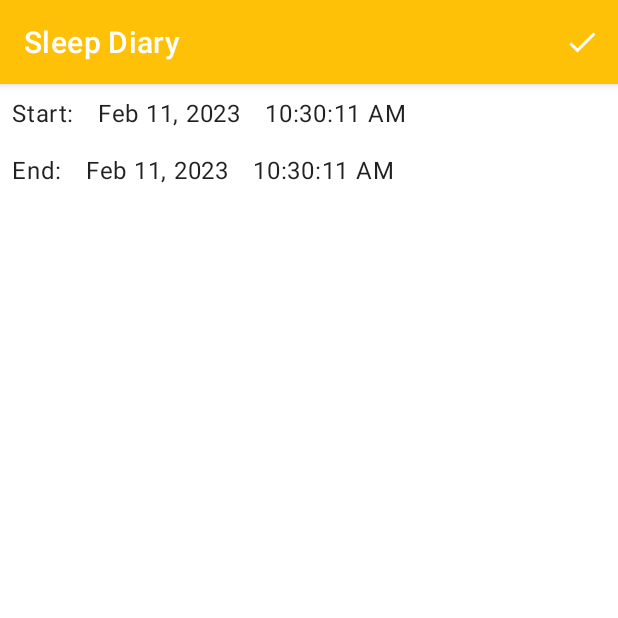
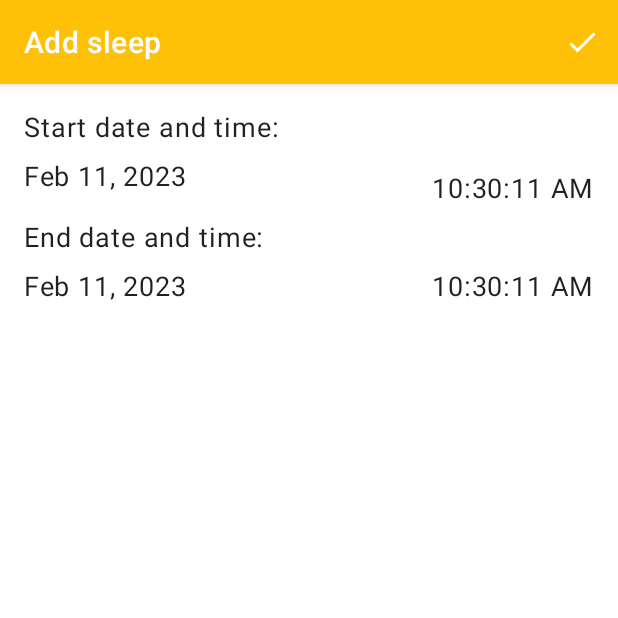
Before and after one commit to GKsenon/sleep-diary, an Android app: the SleepCreationFragment screen opened through its navigation route, on a phone screen of 412 x 824 dp, the top half of it. Run offline under Robolectric (Android 15) with nearby library versions, the light colour scheme and no system bars; our stand-ins replace Dagger/Hilt's generated code, Room's generated code.

Commit message:
Design update for sleep creation

```diff
--- a/app/src/main/res/layout/fragment_sleep_creation.xml
+++ b/app/src/main/res/layout/fragment_sleep_creation.xml
@@ -16,64 +16,82 @@
             android:layout_width="match_parent"
             android:layout_height="wrap_content"
             app:menu="@menu/manual_sleep_creation"
-            app:title="@string/app_name" />
+            app:title="@string/add_sleep" />
 
     </com.google.android.material.appbar.AppBarLayout>
 
     <TextView
-        android:id="@+id/start_label"
-        android:layout_width="wrap_content"
+        android:id="@+id/start_date_time_label"
+        style="@style/Theme.SleepDiary.DateTimeTextView"
+        android:textSize="18sp"
+        android:layout_width="match_parent"
         android:layout_height="wrap_content"
-        android:padding="8dp"
-        android:text="@string/start_time"
-        android:textAppearance="@style/TextAppearance.MaterialComponents.Body1"
-        app:layout_constraintStart_toStartOf="parent"
+        android:layout_marginStart="16dp"
+        android:layout_marginTop="16dp"
+        android:layout_marginEnd="16dp"
+        android:layout_marginBottom="8dp"
+        android:text="@string/start_date_time"
         app:layout_constraintTop_toBottomOf="@id/app_bar" />
 
     <TextView
         android:id="@+id/start_date"
+        style="@style/Theme.SleepDiary.DateTimeTextView"
         android:layout_width="wrap_content"
         android:layout_height="wrap_content"
-        android:padding="8dp"
-        android:textAppearance="@style/TextAppearance.MaterialComponents.Body1"
-        app:layout_constraintStart_toEndOf="@id/start_label"
-        app:layout_constraintTop_toBottomOf="@id/app_bar" />
+        android:paddingStart="16dp"
+        android:paddingTop="8dp"
+        android:paddingEnd="8dp"
+        android:paddingBottom="8dp"
+        app:layout_constraintStart_toStartOf="parent"
+        app:layout_constraintTop_toBottomOf="@id/start_date_time_label" />
 
     <TextView
         android:id="@+id/start_time"
+        style="@style/Theme.SleepDiary.DateTimeTextView"
         android:layout_width="wrap_content"
         android:layout_height="wrap_content"
-        android:padding="8dp"
-        android:textAppearance="@style/TextAppearance.MaterialComponents.Body1"
-        app:layout_constraintStart_toEndOf="@id/start_date"
-        app:layout_constraintTop_toBottomOf="@id/app_bar" />
+        android:paddingStart="8dp"
+        android:paddingTop="16dp"
+        android:paddingEnd="16dp"
+        android:paddingBottom="8dp"
+        app:layout_constraintEnd_toEndOf="parent"
+        app:layout_constraintTop_toBottomOf="@id/start_date_time_label" />
 
     <TextView
-        android:id="@+id/end_label"
-        android:layout_width="wrap_content"
+        android:id="@+id/end_date_time_label"
+        style="@style/Theme.SleepDiary.DateTimeTextView"
+        android:textSize="18sp"
+        android:layout_width="match_parent"
         android:layout_height="wrap_content"
-        android:padding="8dp"
-        android:text="@string/end_time"
-        android:textAppearance="@style/TextAppearance.MaterialComponents.Body1"
-        app:layout_constraintStart_toStartOf="parent"
-        app:layout_constraintTop_toBottomOf="@id/start_label" />
+        android:layout_marginStart="16dp"
+        android:layout_marginTop="8dp"
+        android:layout_marginEnd="16dp"
+        android:layout_marginBottom="8dp"
+        android:text="@string/end_date_time"
+        app:layout_constraintTop_toBottomOf="@id/start_date" />
 
     <TextView
         android:id="@+id/end_date"
+        style="@style/Theme.SleepDiary.DateTimeTextView"
         android:layout_width="wrap_content"
         android:layout_height="wrap_content"
-        android:padding="8dp"
-        android:textAppearance="@style/TextAppearance.MaterialComponents.Body1"
-        app:layout_constraintStart_toEndOf="@id/end_label"
-        app:layout_constraintTop_toBottomOf="@id/start_label" />
+        android:paddingStart="16dp"
+        android:paddingTop="8dp"
+        android:paddingEnd="8dp"
+        android:paddingBottom="16dp"
+        app:layout_constraintStart_toStartOf="parent"
+        app:layout_constraintTop_toBottomOf="@id/end_date_time_label" />
 
     <TextView
         android:id="@+id/end_time"
+        style="@style/Theme.SleepDiary.DateTimeTextView"
         android:layout_width="wrap_content"
         android:layout_height="wrap_content"
-        android:padding="8dp"
-        android:textAppearance="@style/TextAppearance.MaterialComponents.Body1"
-        app:layout_constraintStart_toEndOf="@id/end_date"
-        app:layout_constraintTop_toBottomOf="@id/start_label" />
+        android:paddingStart="8dp"
+        android:paddingTop="8dp"
+        android:paddingEnd="16dp"
+        android:paddingBottom="16dp"
+        app:layout_constraintEnd_toEndOf="parent"
+        app:layout_constraintTop_toBottomOf="@id/end_date_time_label" />
 
 </androidx.constraintlayout.widget.ConstraintLayout>
--- a/app/src/main/res/values/strings.xml
+++ b/app/src/main/res/values/strings.xml
@@ -2,8 +2,9 @@
     <string name="app_name">Sleep Diary</string>
     <string name="add_content_description">Add sleep description</string>
     <string name="sleep_time_range">%s - %s</string>
-    <string name="start_time">Start:</string>
-    <string name="end_time">End:</string>
+    <string name="add_sleep">Add sleep</string>
+    <string name="start_date_time">Start date and time:</string>
+    <string name="end_date_time">End date and time:</string>
     <string name="select_start_date">Select start date</string>
     <string name="select_start_time">Select start time</string>
     <string name="select_end_date">Select end date</string>
--- a/app/src/main/res/values/themes.xml
+++ b/app/src/main/res/values/themes.xml
@@ -22,4 +22,8 @@
     <style name="Theme.SleepDiary.AppBarOverlay" parent="ThemeOverlay.AppCompat.Dark.ActionBar" />
 
     <style name="Theme.SleepDiary.PopupOverlay" parent="ThemeOverlay.AppCompat.Light" />
+
+    <style name="Theme.SleepDiary.DateTimeTextView" parent="TextAppearance.MaterialComponents.Body1">
+        <item name="android:textSize">18sp</item>
+    </style>
 </resources>
```
